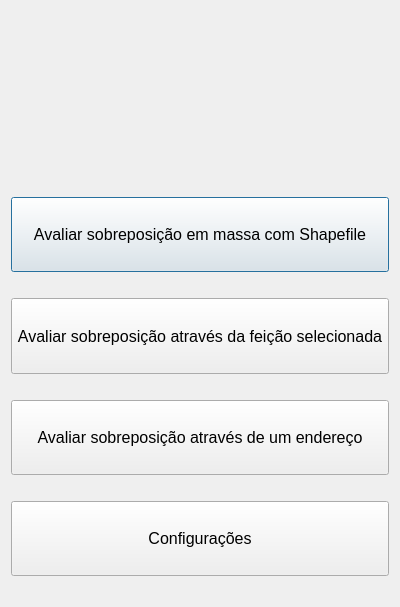
Old version of the form screens/main_window.ui in the repository spuhub/prisma.
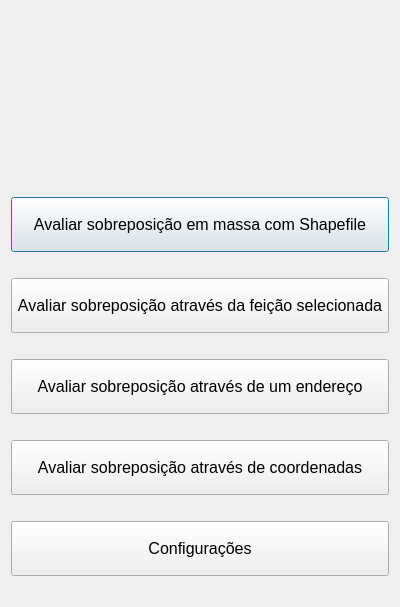
New version of the form. Icons and pictures are not drawn.

Commit message: Adição de comparação de sobreposição através de coordenadas

The edit to the form file:
```diff
--- a/screens/main_window.ui
+++ b/screens/main_window.ui
@@ -143,6 +143,37 @@
        </property>
       </widget>
      </item>
+     <item>
+      <spacer name="horizontalSpacer_5">
+       <property name="orientation">
+        <enum>Qt::Horizontal</enum>
+       </property>
+       <property name="sizeHint" stdset="0">
+        <size>
+         <width>40</width>
+         <height>20</height>
+        </size>
+       </property>
+      </spacer>
+     </item>
+     <item>
+      <widget class="QPushButton" name="btn_coordinates">
+       <property name="sizePolicy">
+        <sizepolicy hsizetype="Expanding" vsizetype="Expanding">
+         <horstretch>0</horstretch>
+         <verstretch>0</verstretch>
+        </sizepolicy>
+       </property>
+       <property name="font">
+        <font>
+         <pointsize>12</pointsize>
+        </font>
+       </property>
+       <property name="text">
+        <string>Avaliar sobreposição através de coordenadas</string>
+       </property>
+      </widget>
+     </item>
      <item>
       <spacer name="horizontalSpacer_2">
        <property name="orientation">
```
Left out of the diff: 3 changed lines with no effect on the pictures. The commit also changes 5 other files.
